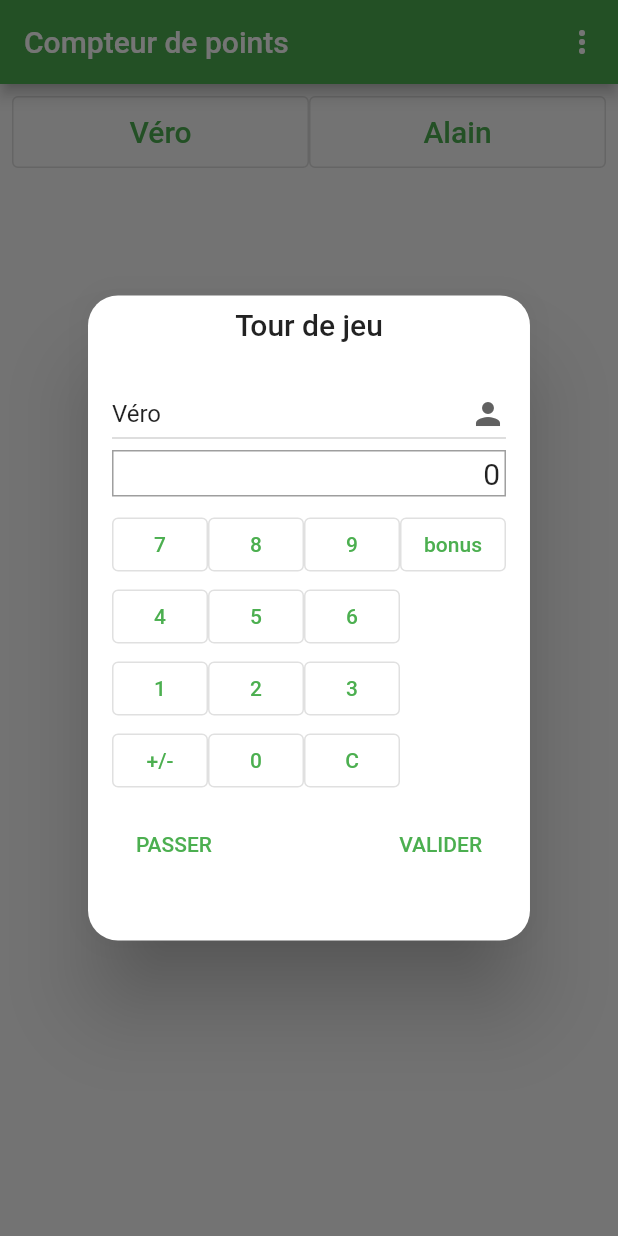
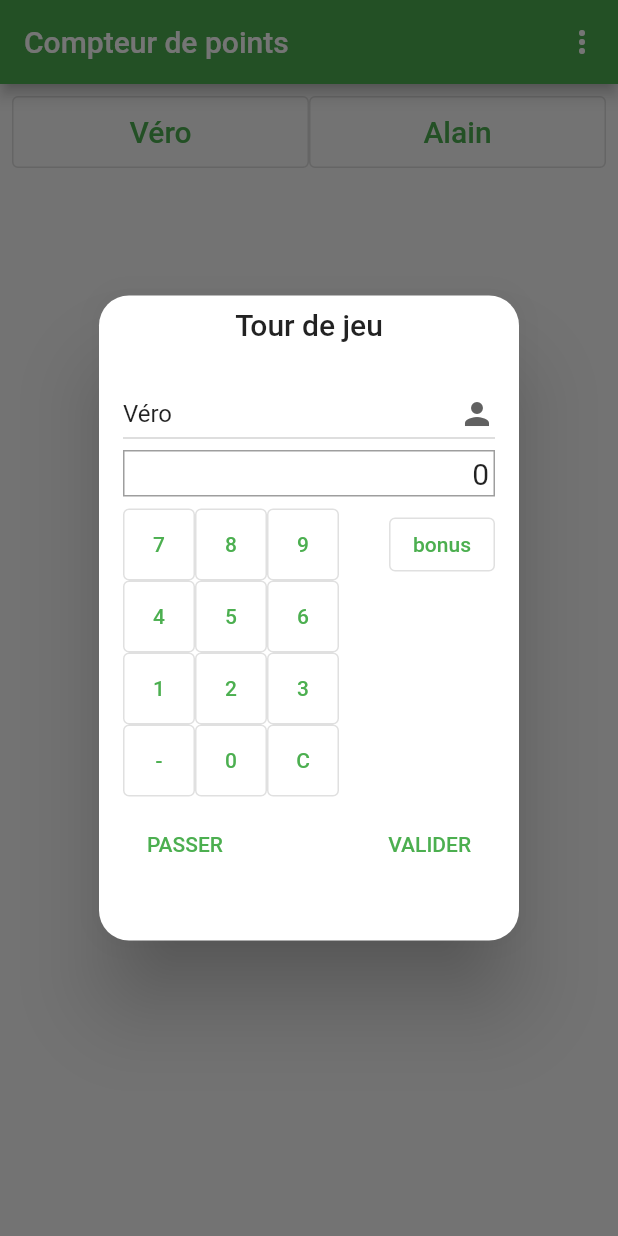
Before and after one commit to abasty/getx_scorer, a Flutter app: the screen it shows after launch, after a tap on "Véro", on a phone screen of 412 x 824 dp. Run offline on Flutter 3.47's test engine with Material 2 defaults, Android fonts, the phone set to English and light mode, and no system bars; our stand-ins replace get, get_storage.

Commit message:
Fixed buttons size

```diff
--- a/lib/view/turn_screen.dart
+++ b/lib/view/turn_screen.dart
@@ -97,9 +97,13 @@ class DigitKeyboard extends GameView {
           mainAxisAlignment: MainAxisAlignment.start,
           children: <Widget>[
             for (int i = 7; i <= 9; i++)
-              OutlinedButton(
+              SizedBox(
+                width: 48.0,
+                height: 48.0,
+                child: OutlinedButton(
                   onPressed: () => onDigitPressed(i),
                   child: Text(i.toString()),
+                ),
               ),
             const Spacer(),
             OutlinedButton(
@@ -112,12 +116,15 @@ class DigitKeyboard extends GameView {
           ],
         ),
         Row(
-          mainAxisAlignment: MainAxisAlignment.start,
           children: <Widget>[
             for (int i = 4; i <= 6; i++)
-              OutlinedButton(
+              SizedBox(
+                width: 48.0,
+                height: 48.0,
+                child: OutlinedButton(
                   onPressed: () => onDigitPressed(i),
                   child: Text(i.toString()),
+                ),
               ),
           ],
         ),
@@ -125,33 +132,49 @@ class DigitKeyboard extends GameView {
           mainAxisAlignment: MainAxisAlignment.start,
           children: <Widget>[
             for (int i = 1; i <= 3; i++)
-              OutlinedButton(
+              SizedBox(
+                width: 48.0,
+                height: 48.0,
+                child: OutlinedButton(
                   onPressed: () => onDigitPressed(i),
                   child: Text(i.toString()),
+                ),
               )
           ],
         ),
         Row(
           mainAxisAlignment: MainAxisAlignment.start,
           children: <Widget>[
-            OutlinedButton(
+            SizedBox(
+              width: 48.0,
+              height: 48.0,
+              child: OutlinedButton(
                 onPressed: () {
                   game.malus.value = !game.malus.value;
                   if (game.malus.isTrue) game.bonus.value = false;
                 },
-              child: const Text('+/-'),
+                child: const Text('-'),
               ),
-            OutlinedButton(
+            ),
+            SizedBox(
+              width: 48.0,
+              height: 48.0,
+              child: OutlinedButton(
                 onPressed: () => onDigitPressed(0),
                 child: const Text('0'),
               ),
-            OutlinedButton(
+            ),
+            SizedBox(
+              width: 48.0,
+              height: 48.0,
+              child: OutlinedButton(
                 onPressed: () {
                   game.pointsTurn.value = '';
                   game.bonus.value = false;
                   game.malus.value = false;
                 },
                 child: const Text('C'),
+              ),
             ),
           ],
         ),
```
Lines whose indentation alone changed are shown as unchanged.
